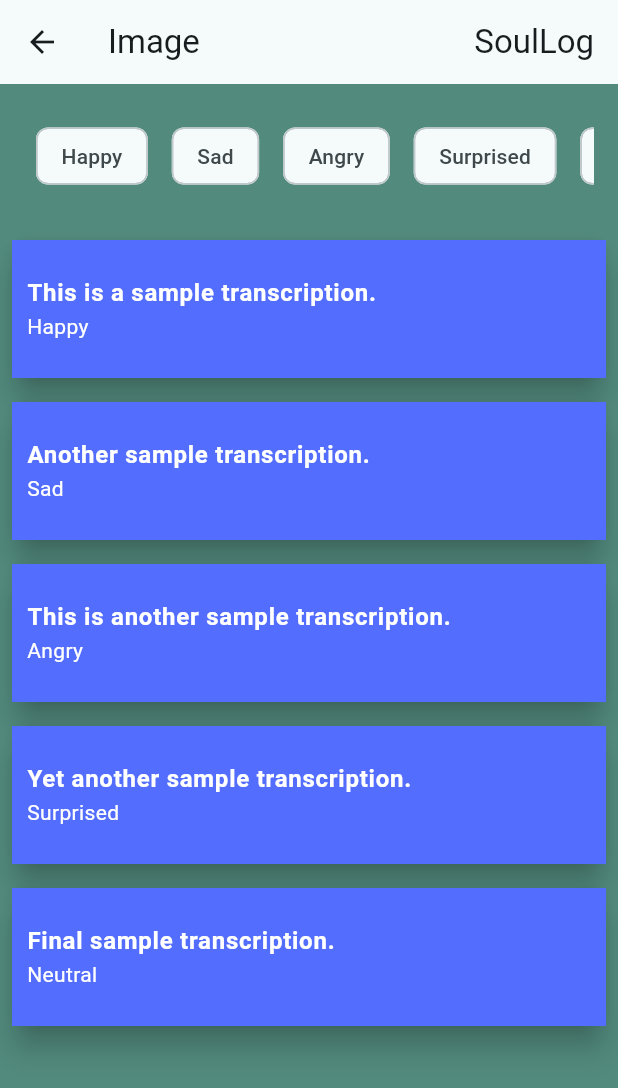
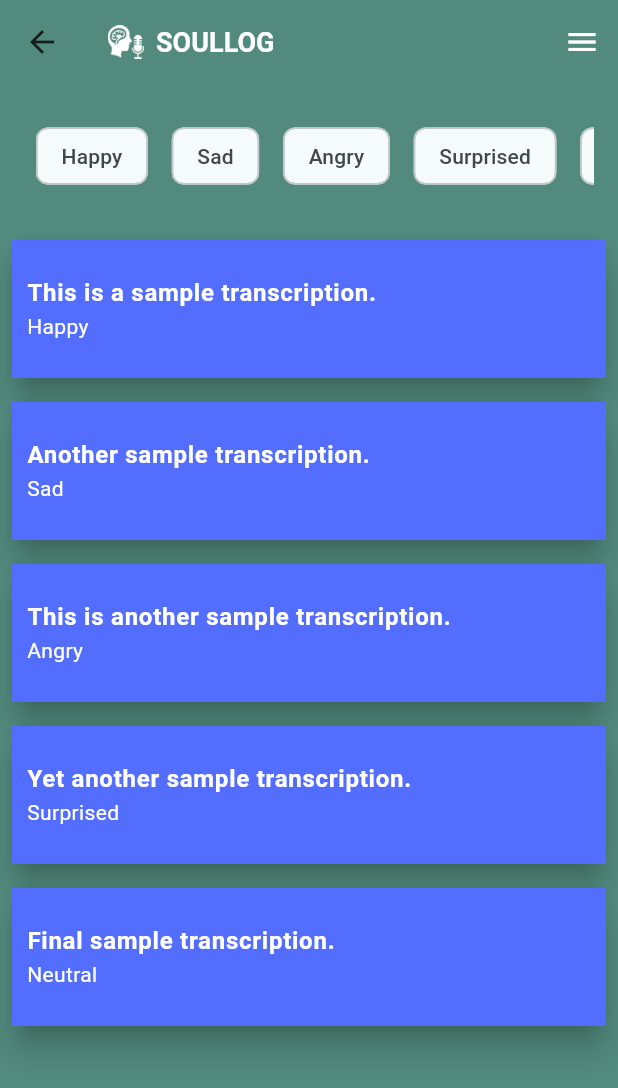
Before and after one commit to SkazuHD/moody_frontend, a Flutter app: the RecordList screen opened directly, on a phone screen of 412 x 824 dp. Shown: the top 1088 px of the screen. Run offline on Flutter 3.47's test engine with Material 3 defaults, Android fonts, the phone set to English and light mode, and no system bars; our stand-ins replace shared_preferences, sqflite; missing offline and left inert: record; accounts and stored records are empty; Roboto replaces fonts that are missing (Poppins).

Commit message:
Route added to home page

```diff
--- a/lib/components/header.dart
+++ b/lib/components/header.dart
@@ -24,13 +24,12 @@ class Header extends StatelessWidget implements PreferredSizeWidget {
             switch (value) {
               case 'record':
               //Navigator.pushNamed(context, '/record');
+                break;
+              case 'entries':
                 Navigator.of(context).push(
                   //Replace with route to Home when done
                   MaterialPageRoute(builder: (context) => const RecordList()),
                 );
-                break;
-              case 'entries':
-              Navigator.pushNamed(context, '/dashboard');
                 break;
               case 'dashboard':
               //Navigator.pushNamed(context, '/entries');
--- a/lib/views/recordList/recordList.dart
+++ b/lib/views/recordList/recordList.dart
@@ -2,6 +2,7 @@ import 'package:flutter/material.dart';
 import 'package:moody_frontend/components/filterList.dart';
 import 'package:moody_frontend/data/db.dart';
 
+import '../../components/header.dart';
 import '../../data/models/record.dart';
 
 class RecordList extends StatefulWidget {
@@ -21,7 +22,7 @@ class _RecordListState extends State<RecordList> {
   @override
   Widget build(BuildContext context) {
     return Scaffold(
-      appBar: AppBar(title: AppBarMoody()),
+      appBar: const Header(),
       body: Center(
         child: Column(
           children: [
```
